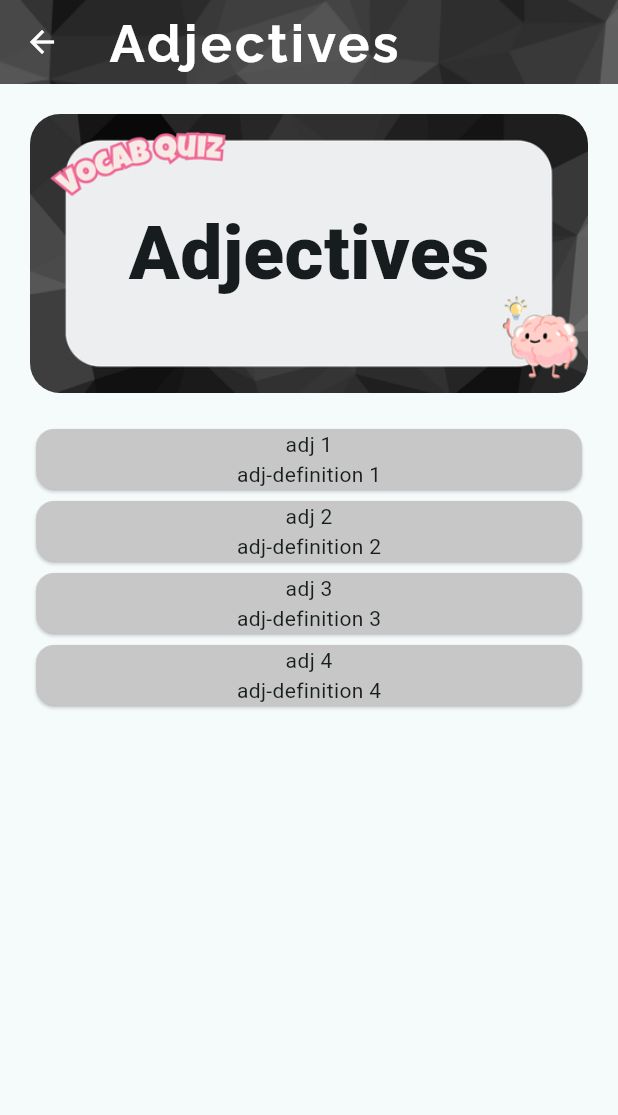
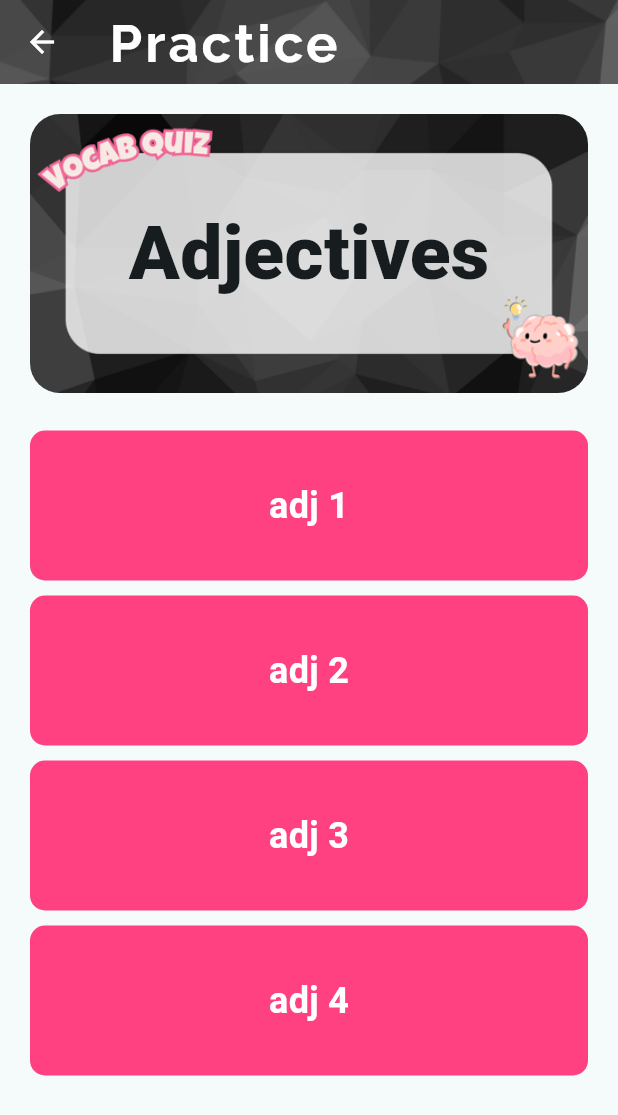
Before and after one commit to LisaMandarin/flutter-vocab-quiz, a Flutter app: the PracticePage screen opened directly, on a phone screen of 412 x 824 dp. Shown: the top 1115 px of the screen. Run offline on Flutter 3.47's test engine with Material 3 defaults, Android fonts, the phone set to English and light mode, and no system bars; our stand-ins replace google_fonts, lottie; Roboto replaces fonts that are missing (Baskervville).

Commit message:
feat: flip card animation and readme

```diff
--- /dev/null
+++ b/lib/views/components/flipcard_widget.dart
@@ -0,0 +1,120 @@
+import 'package:flutter/material.dart';
+
+class FlipcardWidget extends StatefulWidget {
+  const FlipcardWidget({super.key, required this.front, required this.back});
+
+  final String front;
+  final String back;
+
+  @override
+  State<FlipcardWidget> createState() => _FlipcardWidgetState();
+}
+
+class _FlipcardWidgetState extends State<FlipcardWidget>
+    with SingleTickerProviderStateMixin {
+  late AnimationController _controller;
+  late Animation<double> _animation;
+  bool _isFront = true;
+
+  @override
+  void initState() {
+    super.initState();
+    _controller = AnimationController(
+      duration: const Duration(milliseconds: 600),
+      vsync: this,
+    );
+    // _animation = Tween<double>(begin: 0, end: 1).animate(_controller);
+    _animation = Tween<double>(
+      begin: 0,
+      end: 1,
+    ).animate(CurvedAnimation(parent: _controller, curve: Curves.easeInOut));
+  }
+
+  void _toggleCard() {
+    if (_isFront) {
+      _controller.forward();
+    } else {
+      _controller.reverse();
+    }
+    setState(() {
+      _isFront = !_isFront;
+    });
+  }
+
+  @override
+  void dispose() {
+    _controller.dispose();
+    super.dispose();
+  }
+
+  @override
+  Widget build(BuildContext context) {
+    return Center(
+      child: GestureDetector(
+        onTap: _toggleCard,
+        child: AnimatedBuilder(
+          animation: _animation,
+          builder: (context, child) {
+            return Transform(
+              transform: Matrix4.rotationY(_animation.value * 3.14159),
+              alignment: Alignment.center,
+              child: _animation.value < 0.5
+                  ? _buildFrontCard()
+                  : Transform.scale(
+                      scaleX: -1,
+                      scaleY: 1,
+                      child: _buildBackCard(),
+                    ),
+            );
+          },
+        ),
+      ),
+    );
+  }
+
+  Widget _buildFrontCard() {
+    return Padding(
+      padding: const EdgeInsets.symmetric(vertical: 5),
+      child: Container(
+        width: double.infinity,
+        height: 100,
+        decoration: BoxDecoration(
+          color: Colors.pinkAccent,
+          borderRadius: BorderRadius.circular(10),
+        ),
+        alignment: Alignment.center,
+        child: Text(
+          widget.front,
+          style: TextStyle(
+            fontSize: 24,
+            fontWeight: FontWeight.bold,
+            color: Colors.white,
+          ),
+        ),
+      ),
+    );
+  }
+
+  Widget _buildBackCard() {
+    return Padding(
+      padding: const EdgeInsets.symmetric(vertical: 5),
+      child: Container(
+        width: double.infinity,
+        height: 100,
+        decoration: BoxDecoration(
+          color: Colors.pink[50],
+          borderRadius: BorderRadius.circular(10),
+        ),
+        alignment: Alignment.center,
+        child: Text(
+          widget.back,
+          style: TextStyle(
+            fontSize: 24,
+            fontWeight: FontWeight.bold,
+            color: Colors.black,
+          ),
+        ),
+      ),
+    );
+  }
+}
--- a/lib/views/pages/practice_page.dart
+++ b/lib/views/pages/practice_page.dart
@@ -2,6 +2,7 @@ import 'package:flutter/material.dart';
 import 'package:flutter/services.dart';
 import 'package:vocab_quiz/data/classes.dart';
 import 'package:vocab_quiz/data/styles.dart';
+import 'package:vocab_quiz/views/components/flipcard_widget.dart';
 import 'package:vocab_quiz/views/components/hero_widget.dart';
 
 class PracticePage extends StatefulWidget {
@@ -18,9 +19,9 @@ class _PracticePageState extends State<PracticePage> {
   Widget build(BuildContext context) {
     return Scaffold(
       appBar: AppBar(
-        title: Text(widget.title, style: appBarFont),
+        title: Text("Practice", style: appBarFont),
         flexibleSpace: Image.asset(
-          "assets/images/background.png",
+          "assets/images/background1.png",
           fit: BoxFit.cover,
         ),
         systemOverlayStyle: SystemUiOverlayStyle.light,
@@ -38,11 +39,9 @@ class _PracticePageState extends State<PracticePage> {
                 itemCount: widget.vocabList.length,
                 itemBuilder: (context, index) {
                   final item = widget.vocabList[index];
-                  return Card(
-                    color: Color(0xffc7c7c7),
-                    child: Column(
-                      children: [Text(item.word), Text(item.definition)],
-                    ),
+                  return FlipcardWidget(
+                    front: item.word,
+                    back: item.definition,
                   );
                 },
               ),
```
Also changed, not shown: lib/main.dart (+0 -86 lines), assets/images/background.png, assets/images/background1.png (added), assets/images/background2.png (added), assets/images/background3.png (added), assets/images/background4.png (added), assets/images/background5.png (added), assets/images/banner.png, assets/images/banner1.png (added), 1 other file.
